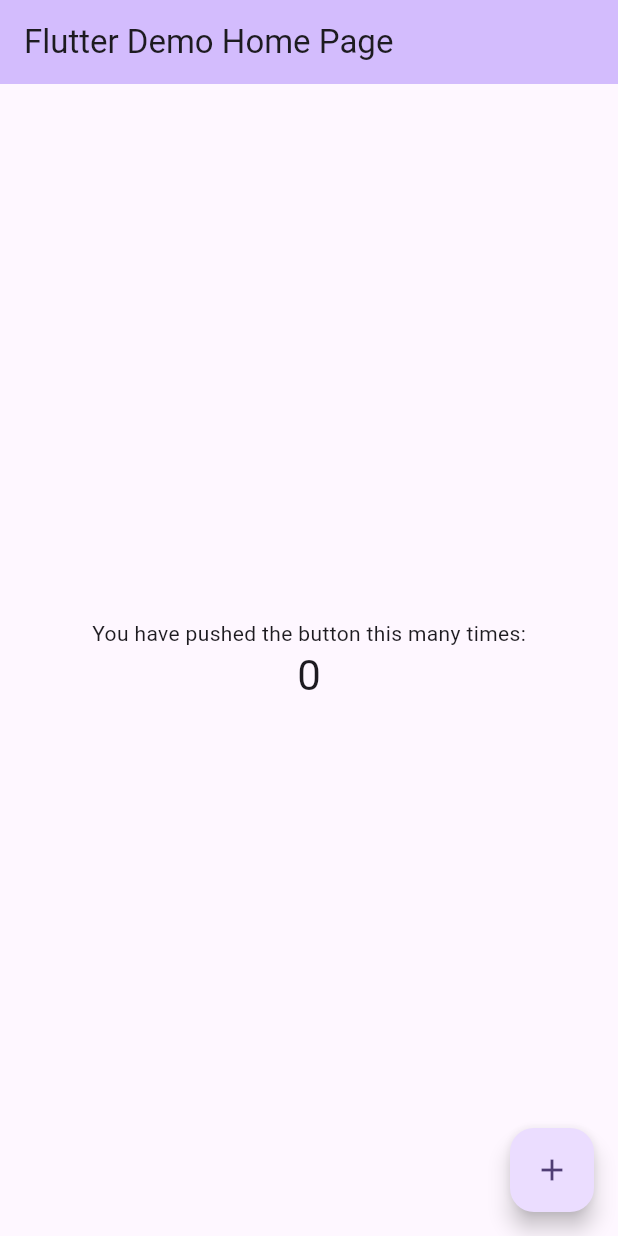
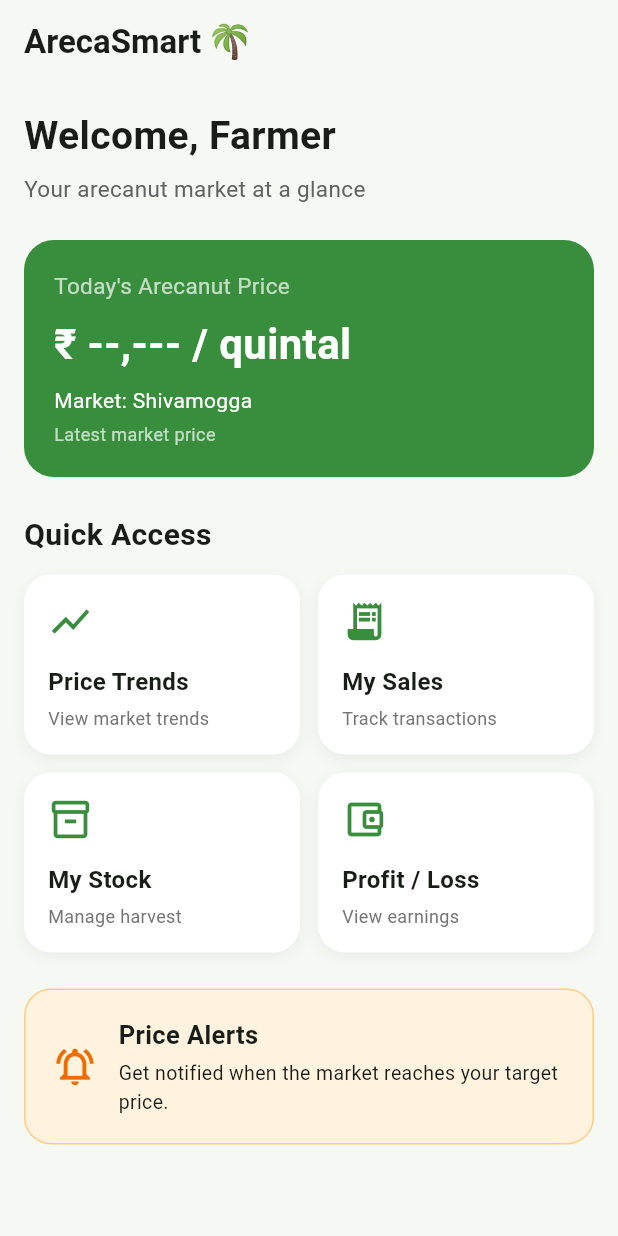
Before and after one commit to samanvitha-05/ArecaSmart, a Flutter app: the screen it shows after launch, on a phone screen of 412 x 824 dp. Run offline on Flutter 3.47's test engine with Material 3 defaults, Android fonts, the phone set to English and light mode, and no system bars.

Commit message:
Create ArecaSmart dashboard

```diff
--- a/lib/main.dart
+++ b/lib/main.dart
@@ -1,121 +1,259 @@
 import 'package:flutter/material.dart';
 
 void main() {
-  runApp(const MyApp());
+  runApp(const ArecaSmartApp());
 }
 
-class MyApp extends StatelessWidget {
-  const MyApp({super.key});
+class ArecaSmartApp extends StatelessWidget {
+  const ArecaSmartApp({super.key});
 
-  // This widget is the root of your application.
   @override
   Widget build(BuildContext context) {
     return MaterialApp(
-      title: 'Flutter Demo',
+      debugShowCheckedModeBanner: false,
+      title: 'ArecaSmart',
       theme: ThemeData(
-        // This is the theme of your application.
-        //
-        // TRY THIS: Try running your application with "flutter run". You'll see
-        // the application has a purple toolbar. Then, without quitting the app,
-        // try changing the seedColor in the colorScheme below to Colors.green
-        // and then invoke "hot reload" (save your changes or press the "hot
-        // reload" button in a Flutter-supported IDE, or press "r" if you used
-        // the command line to start the app).
-        //
-        // Notice that the counter didn't reset back to zero; the application
-        // state is not lost during the reload. To reset the state, use hot
-        // restart instead.
-        //
-        // This works for code too, not just values: Most code changes can be
-        // tested with just a hot reload.
-        colorScheme: .fromSeed(seedColor: Colors.deepPurple),
+        useMaterial3: true,
+        colorSchemeSeed: Colors.green,
+        scaffoldBackgroundColor: const Color(0xFFF6F8F4),
       ),
-      home: const MyHomePage(title: 'Flutter Demo Home Page'),
+      home: const DashboardScreen(),
     );
   }
 }
 
-class MyHomePage extends StatefulWidget {
-  const MyHomePage({super.key, required this.title});
-
-  // This widget is the home page of your application. It is stateful, meaning
-  // that it has a State object (defined below) that contains fields that affect
-  // how it looks.
-
-  // This class is the configuration for the state. It holds the values (in this
-  // case the title) provided by the parent (in this case the App widget) and
-  // used by the build method of the State. Fields in a Widget subclass are
-  // always marked "final".
-
-  final String title;
-
-  @override
-  State<MyHomePage> createState() => _MyHomePageState();
-}
-
-class _MyHomePageState extends State<MyHomePage> {
-  int _counter = 0;
-
-  void _incrementCounter() {
-    setState(() {
-      // This call to setState tells the Flutter framework that something has
-      // changed in this State, which causes it to rerun the build method below
-      // so that the display can reflect the updated values. If we changed
-      // _counter without calling setState(), then the build method would not be
-      // called again, and so nothing would appear to happen.
-      _counter++;
-    });
-  }
+class DashboardScreen extends StatelessWidget {
+  const DashboardScreen({super.key});
 
   @override
   Widget build(BuildContext context) {
-    // This method is rerun every time setState is called, for instance as done
-    // by the _incrementCounter method above.
-    //
-    // The Flutter framework has been optimized to make rerunning build methods
-    // fast, so that you can just rebuild anything that needs updating rather
-    // than having to individually change instances of widgets.
     return Scaffold(
       appBar: AppBar(
-        // TRY THIS: Try changing the color here to a specific color (to
-        // Colors.amber, perhaps?) and trigger a hot reload to see the AppBar
-        // change color while the other colors stay the same.
-        backgroundColor: Theme.of(context).colorScheme.inversePrimary,
-        // Here we take the value from the MyHomePage object that was created by
-        // the App.build method, and use it to set our appbar title.
-        title: Text(widget.title),
+        title: const Text(
+          'ArecaSmart 🌴',
+          style: TextStyle(fontWeight: FontWeight.bold),
+        ),
+        backgroundColor: Colors.transparent,
+        elevation: 0,
       ),
-      body: Center(
-        // Center is a layout widget. It takes a single child and positions it
-        // in the middle of the parent.
+      body: SingleChildScrollView(
+        padding: const EdgeInsets.all(16),
         child: Column(
-          // Column is also a layout widget. It takes a list of children and
-          // arranges them vertically. By default, it sizes itself to fit its
-          // children horizontally, and tries to be as tall as its parent.
-          //
-          // Column has various properties to control how it sizes itself and
-          // how it positions its children. Here we use mainAxisAlignment to
-          // center the children vertically; the main axis here is the vertical
-          // axis because Columns are vertical (the cross axis would be
-          // horizontal).
-          //
-          // TRY THIS: Invoke "debug painting" (choose the "Toggle Debug Paint"
-          // action in the IDE, or press "p" in the console), to see the
-          // wireframe for each widget.
-          mainAxisAlignment: .center,
+          crossAxisAlignment: CrossAxisAlignment.start,
           children: [
-            const Text('You have pushed the button this many times:'),
+            const Text(
+              'Welcome, Farmer',
+              style: TextStyle(
+                fontSize: 26,
+                fontWeight: FontWeight.bold,
+              ),
+            ),
+
+            const SizedBox(height: 6),
+
             Text(
-              '$_counter',
-              style: Theme.of(context).textTheme.headlineMedium,
+              'Your arecanut market at a glance',
+              style: TextStyle(
+                fontSize: 15,
+                color: Colors.grey.shade700,
+              ),
+            ),
+
+            const SizedBox(height: 24),
+
+            // Current price card
+            Container(
+              width: double.infinity,
+              padding: const EdgeInsets.all(20),
+              decoration: BoxDecoration(
+                color: Colors.green.shade700,
+                borderRadius: BorderRadius.circular(20),
+              ),
+              child: const Column(
+                crossAxisAlignment: CrossAxisAlignment.start,
+                children: [
+                  Text(
+                    "Today's Arecanut Price",
+                    style: TextStyle(
+                      color: Colors.white70,
+                      fontSize: 15,
+                    ),
+                  ),
+                  SizedBox(height: 8),
+                  Text(
+                    '₹ --,--- / quintal',
+                    style: TextStyle(
+                      color: Colors.white,
+                      fontSize: 28,
+                      fontWeight: FontWeight.bold,
+                    ),
+                  ),
+                  SizedBox(height: 8),
+                  Text(
+                    'Market: Shivamogga',
+                    style: TextStyle(
+                      color: Colors.white,
+                      fontSize: 14,
+                    ),
+                  ),
+                  SizedBox(height: 4),
+                  Text(
+                    'Latest market price',
+                    style: TextStyle(
+                      color: Colors.white70,
+                      fontSize: 12,
+                    ),
+                  ),
+                ],
+              ),
+            ),
+
+            const SizedBox(height: 24),
+
+            const Text(
+              'Quick Access',
+              style: TextStyle(
+                fontSize: 20,
+                fontWeight: FontWeight.bold,
+              ),
+            ),
+
+            const SizedBox(height: 12),
+
+            Row(
+              children: [
+                Expanded(
+                  child: _featureCard(
+                    icon: Icons.show_chart,
+                    title: 'Price Trends',
+                    subtitle: 'View market trends',
+                  ),
+                ),
+                const SizedBox(width: 12),
+                Expanded(
+                  child: _featureCard(
+                    icon: Icons.receipt_long,
+                    title: 'My Sales',
+                    subtitle: 'Track transactions',
+                  ),
+                ),
+              ],
+            ),
+
+            const SizedBox(height: 12),
+
+            Row(
+              children: [
+                Expanded(
+                  child: _featureCard(
+                    icon: Icons.inventory_2_outlined,
+                    title: 'My Stock',
+                    subtitle: 'Manage harvest',
+                  ),
+                ),
+                const SizedBox(width: 12),
+                Expanded(
+                  child: _featureCard(
+                    icon: Icons.account_balance_wallet_outlined,
+                    title: 'Profit / Loss',
+                    subtitle: 'View earnings',
+                  ),
+                ),
+              ],
+            ),
+
+            const SizedBox(height: 24),
+
+            // Alert section
+            Container(
+              width: double.infinity,
+              padding: const EdgeInsets.all(18),
+              decoration: BoxDecoration(
+                color: Colors.orange.shade50,
+                borderRadius: BorderRadius.circular(18),
+                border: Border.all(
+                  color: Colors.orange.shade200,
+                ),
+              ),
+              child: Row(
+                children: [
+                  Icon(
+                    Icons.notifications_active_outlined,
+                    color: Colors.orange.shade800,
+                    size: 30,
+                  ),
+                  const SizedBox(width: 14),
+                  const Expanded(
+                    child: Column(
+                      crossAxisAlignment: CrossAxisAlignment.start,
+                      children: [
+                        Text(
+                          'Price Alerts',
+                          style: TextStyle(
+                            fontSize: 17,
+                            fontWeight: FontWeight.bold,
+                          ),
+                        ),
+                        SizedBox(height: 4),
+                        Text(
+                          'Get notified when the market reaches your target price.',
+                          style: TextStyle(fontSize: 13),
+                        ),
+                      ],
+                    ),
+                  ),
+                ],
+              ),
             ),
           ],
         ),
       ),
-      floatingActionButton: FloatingActionButton(
-        onPressed: _incrementCounter,
-        tooltip: 'Increment',
-        child: const Icon(Icons.add),
+    );
+  }
+
+  static Widget _featureCard({
+    required IconData icon,
+    required String title,
+    required String subtitle,
+  }) {
+    return Container(
+      padding: const EdgeInsets.all(16),
+      decoration: BoxDecoration(
+        color: Colors.white,
+        borderRadius: BorderRadius.circular(18),
+        boxShadow: [
+          BoxShadow(
+            color: Colors.black.withValues(alpha: 0.05),
+            blurRadius: 8,
+            offset: const Offset(0, 3),
+          ),
+        ],
+      ),
+      child: Column(
+        crossAxisAlignment: CrossAxisAlignment.start,
+        children: [
+          Icon(
+            icon,
+            size: 30,
+            color: Colors.green.shade700,
+          ),
+          const SizedBox(height: 14),
+          Text(
+            title,
+            style: const TextStyle(
+              fontWeight: FontWeight.bold,
+              fontSize: 16,
+            ),
+          ),
+          const SizedBox(height: 4),
+          Text(
+            subtitle,
+            style: TextStyle(
+              fontSize: 12,
+              color: Colors.grey.shade600,
+            ),
+          ),
+        ],
       ),
     );
   }
```
